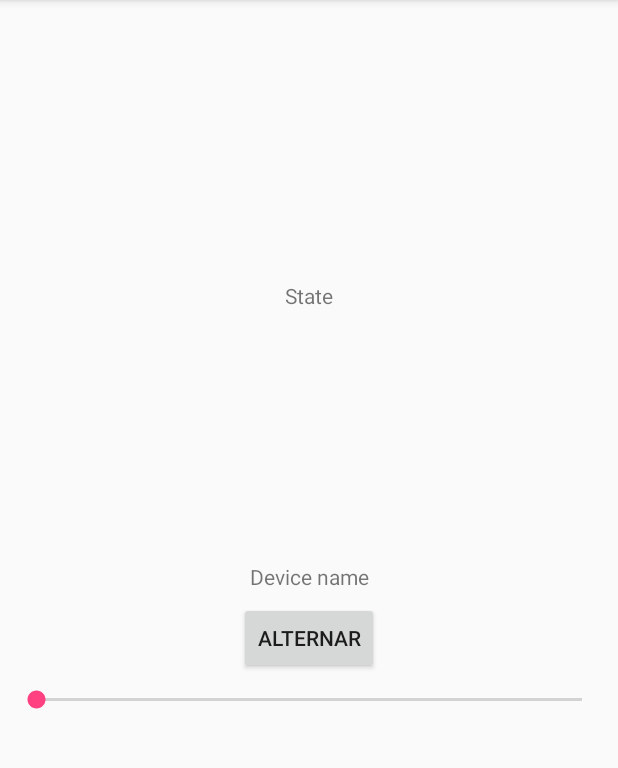
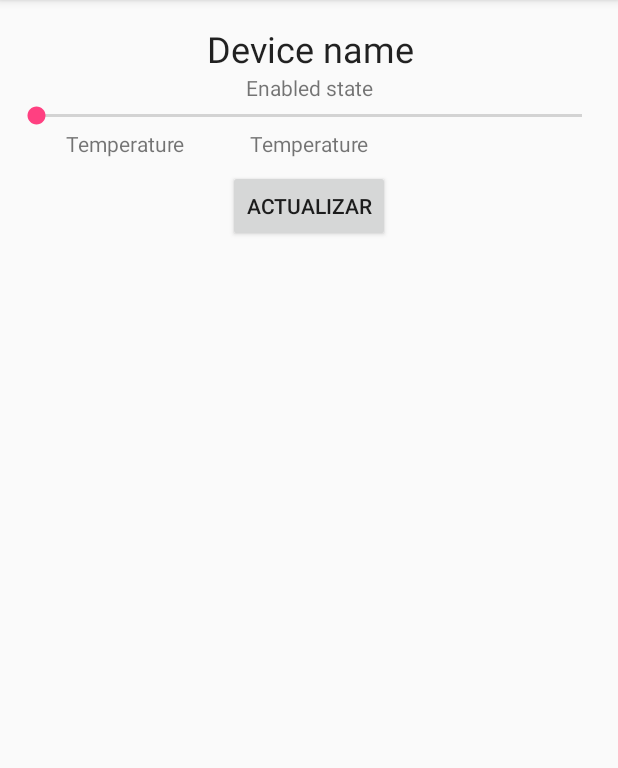
Before and after one commit to ACMCMC/HeatControl, an Android app: the ControlDeviceActivity screen opened directly, with no data from a screen before it, on a phone screen of 412 x 824 dp, the part 84-852 px from its top. Run offline under Robolectric (Android 15) with nearby library versions, the phone set to English and light mode, and no system bars; libraries missing offline, so code that uses them is left out: com.broadlink.blcloudac; 7 statements that could not run were skipped.

Commit message:
Añadidos parámetros de control de temperatura e indicadores de estado de energía

```diff
--- a/app/src/main/java/acmc/heatcontrol/ControlDeviceActivity.java
+++ b/app/src/main/java/acmc/heatcontrol/ControlDeviceActivity.java
@@ -4,8 +4,12 @@ import android.content.Intent;
 import android.os.Bundle;
 import android.support.annotation.Nullable;
 import android.support.v7.app.AppCompatActivity;
+import android.view.View;
+import android.widget.Button;
 import android.widget.SeekBar;
 import android.widget.TextView;
+
+import java.text.NumberFormat;
 
 /**
  * Created by acmc on 16/12/2018.
@@ -23,21 +27,46 @@ public class ControlDeviceActivity extends AppCompatActivity {
         setContentView(R.layout.control_device_activity);
         Intent intent = getIntent();
 
-        mDevice = mApp.getDeviceArrayList().get(intent.getIntExtra("device_index",0));
+        mDevice = mApp.getDeviceArrayList().get(intent.getIntExtra("device_index", 0));
 
-        SeekBar seekBar = (SeekBar) findViewById(R.id.seleccionTemp);
+        final SeekBar seekBar = (SeekBar) findViewById(R.id.seleccionTemp);
+        seekBar.setProgress(Math.round((mDevice.getTempSeleccionada() * 2) - 20));
+
+        if (mDevice.isManualTemp()) {seekBar.setEnabled(true);} else {seekBar.setEnabled(false);}
 
         TextView nombreDevice = (TextView) findViewById(R.id.nombreTextView);
-nombreDevice.setText(mDevice.getName());
+        nombreDevice.setText(mDevice.getName());
 
-        final TextView valorSeekBar = (TextView) findViewById(R.id.valorSeekBar);
+        final TextView tempSeleccionadaTextView = (TextView) findViewById(R.id.tempSeleccionada);
+        tempSeleccionadaTextView.setText(NumberFormat.getInstance().format(mDevice.getTempSeleccionada()));
 
+        final TextView tempActualTextView = (TextView) findViewById(R.id.tempActual);
+        tempActualTextView.setText(NumberFormat.getInstance().format(mDevice.getTempActual()));
+
+        //Ponemos si está encendido o no
+        final TextView enabledStateTextView = (TextView) findViewById(R.id.enabledState);
+        if (mDevice.getEnabledState()) {enabledStateTextView.setText(getResources().getText(R.string.on));} else {enabledStateTextView.setText(getResources().getText(R.string.off));}
+
+        Button alternarBoton = (Button) findViewById(R.id.alternarBoton);
+
+        alternarBoton.setOnClickListener(new View.OnClickListener() {
+            @Override
+            public void onClick(View v) {
+                mDevice.update();
+
+                tempSeleccionadaTextView.setText(NumberFormat.getInstance().format(mDevice.getTempSeleccionada()));
+                tempActualTextView.setText(NumberFormat.getInstance().format(mDevice.getTempActual()));
+                seekBar.setProgress(Math.round((mDevice.getTempSeleccionada() * 2) - 20));
+                if (mDevice.isManualTemp()) {seekBar.setEnabled(true);} else {seekBar.setEnabled(false);}
+                if (mDevice.getEnabledState()) {enabledStateTextView.setText(getResources().getText(R.string.on));} else {enabledStateTextView.setText(getResources().getText(R.string.off));}
+            }
+        });
 
         seekBar.setOnSeekBarChangeListener(new SeekBar.OnSeekBarChangeListener() {
             @Override
             public void onProgressChanged(SeekBar seekBar, int progress, boolean fromUser) {
-                //Le sumamos 10 para ajustarlo a la seekbar, que no tiene el atributo "min".
-                valorSeekBar.setText(Integer.toString(progress + 10));
+                //Le sumamos 20 (porque los incrementos son cada 0,5 y empieza en 10) para ajustarlo a la seekbar, que no tiene el atributo "min".
+                tempSeleccionadaTextView.setText(NumberFormat.getInstance().format(((float) (progress + 20)) / 2));
             }
 
             @Override
@@ -48,7 +77,7 @@ nombreDevice.setText(mDevice.getName());
             @Override
             public void onStopTrackingTouch(SeekBar seekBar) {
                 //Le sumamos 10 para ajustarlo a la seekbar, que no tiene el atributo "min".
-                mDevice.setTemp(seekBar.getProgress() + 10);
+                mDevice.setTemp(new Float(((float) (seekBar.getProgress() + 20)) / 2));
             }
         });
     }
--- a/app/src/main/java/acmc/heatcontrol/MainActivity.java
+++ b/app/src/main/java/acmc/heatcontrol/MainActivity.java
@@ -27,5 +27,7 @@ public class MainActivity extends AppCompatActivity {
 
         Intent intent = new Intent(this,DeviceListActivity.class);
         startActivity(intent);
+
+        this.finish();
     }
 }
--- a/app/src/main/res/layout/control_device_activity.xml
+++ b/app/src/main/res/layout/control_device_activity.xml
@@ -2,53 +2,86 @@
 <android.support.constraint.ConstraintLayout xmlns:android="http://schemas.android.com/apk/res/android"
     xmlns:app="http://schemas.android.com/apk/res-auto"
     xmlns:tools="http://schemas.android.com/tools"
+    android:id="@+id/constraintParent"
     android:layout_width="match_parent"
     android:layout_height="match_parent"
-    tools:context="acmc.heatcontrol.MainActivity"
-    android:id="@+id/constraintParent">
+    tools:context="acmc.heatcontrol.MainActivity">
 
     <TextView
+        android:layout_margin="@dimen/standardMargin"
+        android:id="@+id/nombreTextView"
         android:layout_width="wrap_content"
         android:layout_height="wrap_content"
         android:text="Device name"
-        app:layout_constraintBottom_toBottomOf="parent"
+        android:textAppearance="@style/TextAppearance.AppCompat.Headline"
+        app:layout_constraintHorizontal_bias="0.503"
         app:layout_constraintLeft_toLeftOf="parent"
         app:layout_constraintRight_toRightOf="parent"
-        app:layout_constraintTop_toTopOf="parent"
-        android:id="@+id/nombreTextView" />
+        app:layout_constraintTop_toTopOf="parent" />
 
     <TextView
+        android:id="@+id/enabledState"
         android:layout_width="wrap_content"
         android:layout_height="wrap_content"
-        android:text="State"
-        app:layout_constraintBottom_toBottomOf="@id/nombreTextView"
+        android:text="Enabled state"
+        android:layout_marginTop="0dp"
+        app:layout_constraintTop_toBottomOf="@+id/nombreTextView"
+        android:layout_marginLeft="0dp"
         app:layout_constraintLeft_toLeftOf="parent"
+        android:layout_marginRight="0dp"
+        app:layout_constraintRight_toRightOf="parent" />
+
+    <TextView
+        android:id="@+id/tempSeleccionada"
+        android:layout_width="wrap_content"
+        android:layout_height="wrap_content"
+        android:text="Temperature"
+        android:layout_marginTop="0dp"
+        app:layout_constraintTop_toBottomOf="@+id/seleccionTemp"
+        app:layout_constraintRight_toLeftOf="@+id/tempActual"
+        android:layout_marginRight="0dp"
+        android:layout_marginLeft="0dp"
+        app:layout_constraintLeft_toLeftOf="parent" />
+
+    <TextView
+        android:id="@+id/tempActual"
+        android:layout_width="wrap_content"
+        android:layout_height="wrap_content"
+        android:text="Temperature"
+        android:layout_marginTop="0dp"
+        app:layout_constraintTop_toBottomOf="@+id/seleccionTemp"
+        android:layout_marginRight="0dp"
         app:layout_constraintRight_toRightOf="parent"
-        app:layout_constraintTop_toTopOf="parent"
-        android:id="@+id/valorSeekBar" />
+        android:layout_marginLeft="0dp"
+        app:layout_constraintLeft_toLeftOf="parent" />
 
     <Button
         android:id="@+id/alternarBoton"
         android:layout_width="wrap_content"
         android:layout_height="wrap_content"
-        android:text="alternar"
-        android:layout_marginTop="7dp"
-        app:layout_constraintTop_toBottomOf="@id/nombreTextView"
-        android:layout_marginRight="8dp"
+        android:layout_marginLeft="0dp"
+        android:layout_marginRight="0dp"
+        android:text="Actualizar"
+        app:layout_constraintLeft_toLeftOf="parent"
         app:layout_constraintRight_toRightOf="parent"
-        android:layout_marginLeft="8dp"
-        app:layout_constraintLeft_toLeftOf="parent" />
+        android:layout_marginStart="8dp"
+        android:layout_marginEnd="8dp"
+        app:layout_constraintHorizontal_bias="0.501"
+        android:layout_marginTop="8dp"
+        app:layout_constraintTop_toBottomOf="@+id/tempSeleccionada" />
 
     <SeekBar
         android:id="@+id/seleccionTemp"
-        android:layout_width="match_parent"
+        android:layout_width="0dp"
         android:layout_height="wrap_content"
-        android:layout_marginLeft="8dp"
-        android:layout_marginRight="8dp"
-        android:layout_marginTop="8dp"
-        android:max="20"
+        android:layout_marginLeft="0dp"
+        android:layout_marginRight="0dp"
+        android:max="40"
         app:layout_constraintLeft_toLeftOf="parent"
         app:layout_constraintRight_toRightOf="parent"
-        app:layout_constraintTop_toBottomOf="@+id/alternarBoton" />
+        android:layout_marginStart="8dp"
+        android:layout_marginEnd="8dp"
+        android:layout_marginTop="0dp"
+        app:layout_constraintTop_toBottomOf="@+id/enabledState" />
 
 </android.support.constraint.ConstraintLayout>
--- /dev/null
+++ b/app/src/main/res/values/dimen.xml
@@ -0,0 +1,4 @@
+<?xml version="1.0" encoding="utf-8"?>
+<resources>
+    <dimen name="standardMargin">16dp</dimen>
+</resources>
--- a/app/src/main/res/values/strings.xml
+++ b/app/src/main/res/values/strings.xml
@@ -1,3 +1,8 @@
 <resources>
-    <string name="app_name">Heat Control</string>
+    <string name="app_name" translatable="false">Heat Control</string>
+    <string name="devices">Devices</string>
+    <string name="manage">Manage</string>
+    <string name="update">Update</string>
+    <string name="on">On</string>
+    <string name="off">Off</string>
 </resources>
```
Also changed, not shown: app/src/main/java/acmc/heatcontrol/BroadlinkAPI.java (+55 -2 lines), app/src/main/java/acmc/heatcontrol/BroadlinkConstants.java (+7 -2 lines), app/src/main/java/acmc/heatcontrol/Device.java (+153 -44 lines), app/src/main/java/acmc/heatcontrol/DeviceListActivity.java (+17 -2 lines), app/src/main/res/layout/device_list_activity.xml (+39 -6 lines), app/src/main/res/layout/device_list_item_layout.xml (+17 -8 lines), 1 other file.
